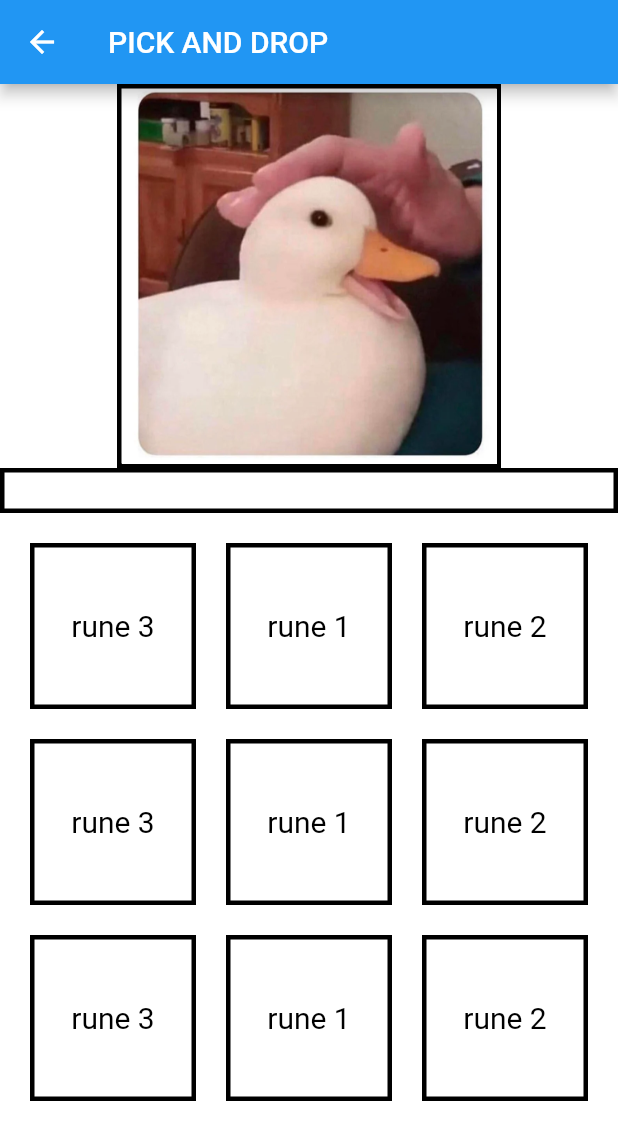
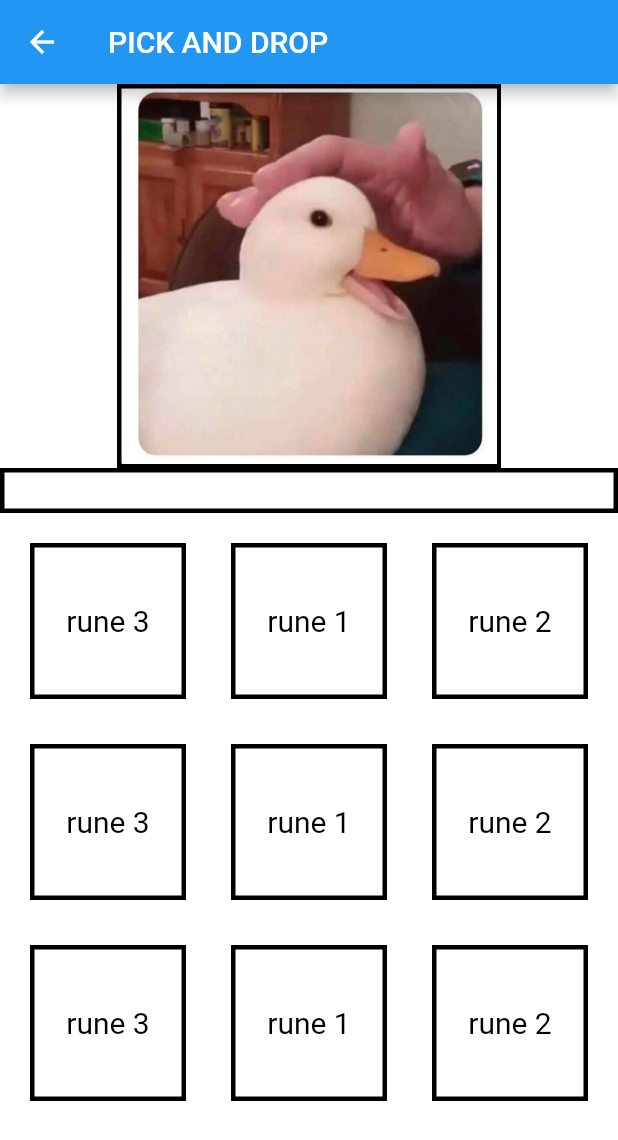
Before and after one commit to febrian430/N5-Kanji-Alt-Flutter, a Flutter app: the PickDrop screen opened by its route, on a phone screen of 412 x 824 dp. Shown: the top 1140 px of the screen. Run offline on Flutter 3.47's test engine with Material 2 defaults, Android fonts, the phone set to English and light mode, and no system bars.

Commit message:
box size

```diff
--- a/lib/pick-drop/game.dart
+++ b/lib/pick-drop/game.dart
@@ -52,8 +52,8 @@ class PickDrop extends StatelessWidget {
                 child: GridView.count(
                     padding: const EdgeInsets.all(20),
                     crossAxisCount: 3,
-                    crossAxisSpacing: 20,
-                    mainAxisSpacing: 20,
+                    crossAxisSpacing: 30,
+                    mainAxisSpacing: 30,
                     physics: const NeverScrollableScrollPhysics(),
                     primary: false,
                     children: opts.map((opt) {
@@ -74,8 +74,8 @@ class PickDrop extends StatelessWidget {
                           )
                         ),
                         feedback: Container(
-                          height: 50,
-                          width: 50,
+                          height: 97,
+                          width: 97,
                           decoration: BoxDecoration(border: Border.all(width: 3)),
                           child: Center(
                             child: Text(
```
